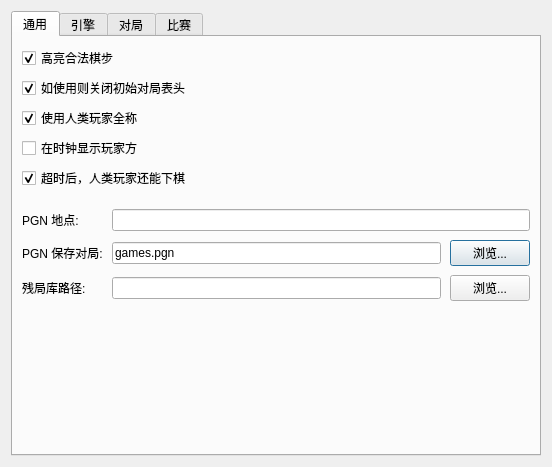
Qt form projects/gui/ui/settingsdlg.ui (leedavid/GGguiX) before a commit.
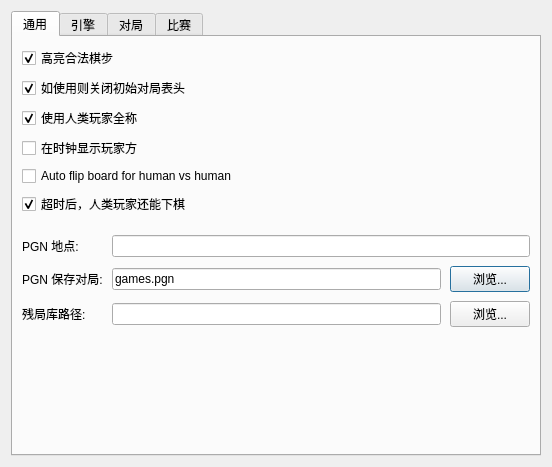
The same form after that commit. The open tabs and pages were chosen to show the change. Custom widgets are drawn as their Qt base class.

```diff
--- a/projects/gui/ui/settingsdlg.ui
+++ b/projects/gui/ui/settingsdlg.ui
@@ -32,7 +32,7 @@
       <layout class="QVBoxLayout" name="verticalLayout_6">
        <item>
         <layout class="QFormLayout" name="formLayout_6">
-         <item row="6" column="0">
+         <item row="7" column="0">
           <widget class="QCheckBox" name="m_humanCanPlayAfterTimeoutCheck">
            <property name="text">
             <string>超时后，人类玩家还能下棋</string>
@@ -79,6 +79,13 @@
            </property>
           </widget>
          </item>
+          <item row="6" column="0">
+          <widget class="QCheckBox" name="m_autoFlipBoardForHumanGamesCheck">
+           <property name="text">
+            <string>Auto flip board for human vs human</string>
+           </property>
+          </widget>
+         </item>
         </layout>
        </item>
        <item>
```
